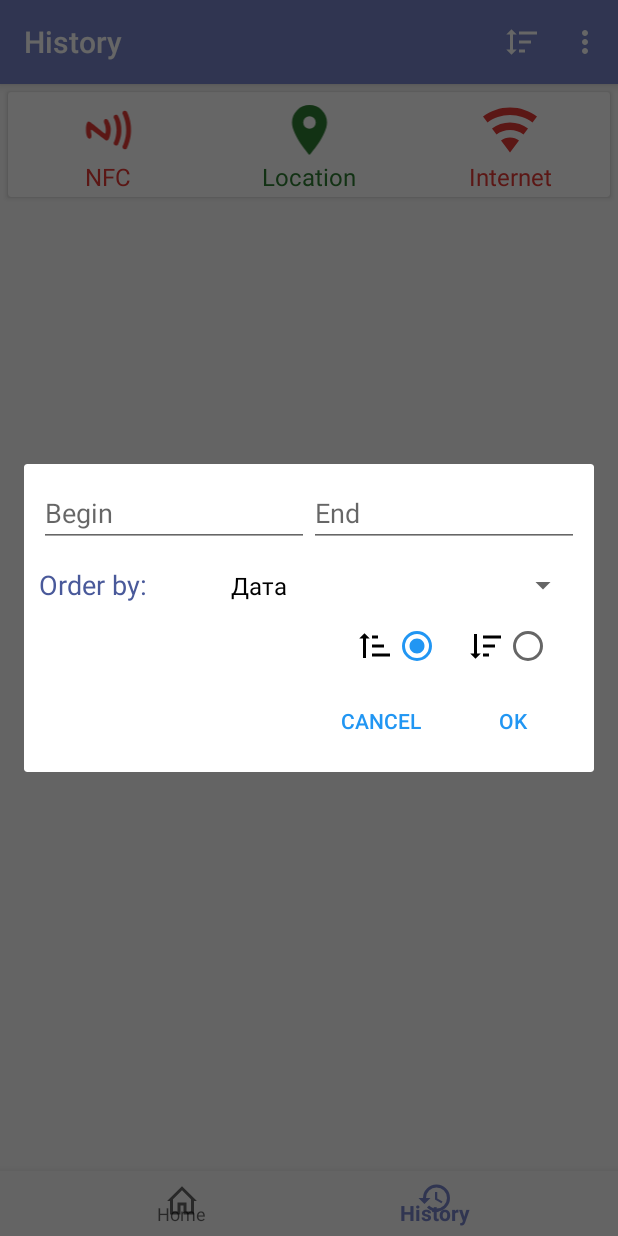
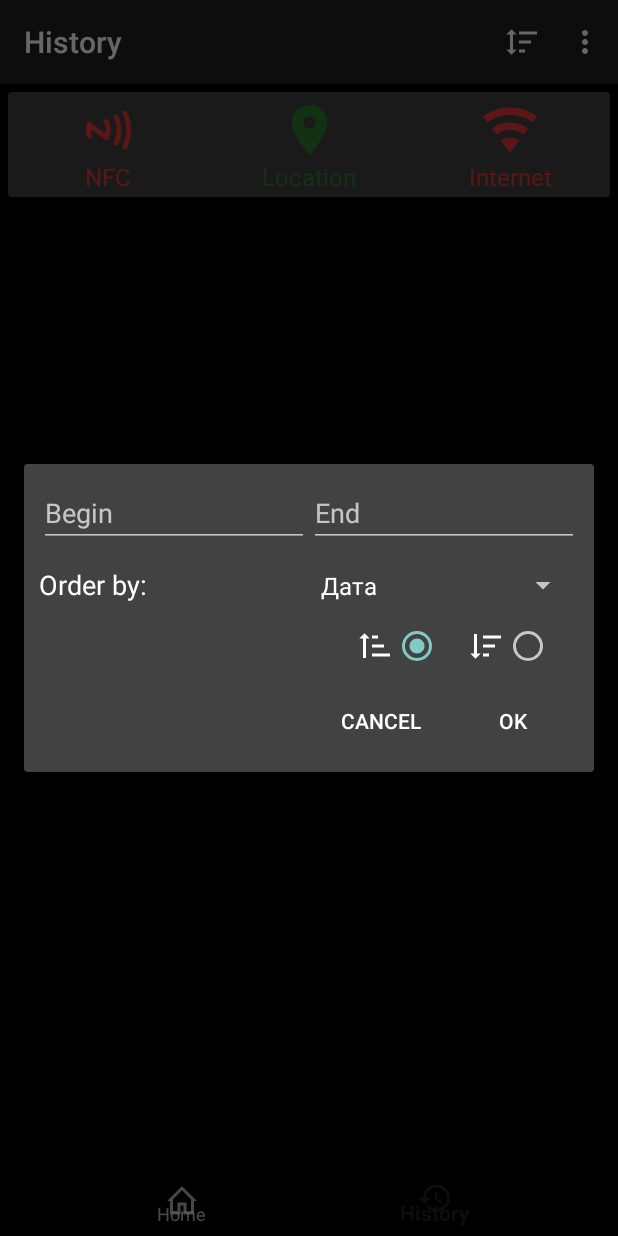
Before and after one commit to OverseerY/FactoryNFCReader, an Android app: the fragment TagsSortDialogFragment placed in its activity, item 2 of the bottom bar chosen, on a phone screen of 412 x 824 dp. Run offline under Robolectric (Android 15) with nearby library versions, the phone set to English and light mode, and no system bars; our stand-ins replace Firebase (no records; nobody signed in at launch, a user with empty details on screens opened directly); libraries missing offline, so code that uses them is left out: com.github.javiersantos.appupdater, com.squareup.okhttp; 7 statements that could not run were skipped.

Commit message:
Added: autoupdate feature

```diff
--- a/app/build.gradle
+++ b/app/build.gradle
@@ -29,6 +29,7 @@ dependencies {
     implementation 'com.google.firebase:firebase-core:16.0.1'
     implementation 'com.google.firebase:firebase-firestore:17.0.4'
     implementation 'com.google.android.gms:play-services-auth:15.0.1'
+    implementation 'com.github.javiersantos:AppUpdater:2.7'
     testImplementation 'junit:junit:4.12'
     androidTestImplementation 'com.android.support.test:runner:1.0.2'
     androidTestImplementation 'com.android.support.test.espresso:espresso-core:3.0.2'
--- a/app/src/main/java/com/yaroslav/factorynfcreader/MainActivity.java
+++ b/app/src/main/java/com/yaroslav/factorynfcreader/MainActivity.java
@@ -41,6 +41,9 @@ import android.widget.ImageView;
 import android.widget.TextView;
 import android.widget.Toast;
 
+import com.github.javiersantos.appupdater.AppUpdater;
+import com.github.javiersantos.appupdater.enums.Display;
+import com.github.javiersantos.appupdater.enums.UpdateFrom;
 import com.google.android.gms.tasks.OnCanceledListener;
 import com.google.android.gms.tasks.OnFailureListener;
 import com.google.android.gms.tasks.OnSuccessListener;
@@ -145,7 +148,8 @@ public class MainActivity extends AppCompatActivity {
 
     @Override
     protected void onCreate(Bundle savedInstanceState) {
-        setTheme(R.style.AppCustomTheme);
+        //setTheme(R.style.AppCustomTheme);
+        setTheme(R.style.DarkTheme);
         super.onCreate(savedInstanceState);
         setContentView(R.layout.activity_main);
 
@@ -211,6 +215,13 @@ public class MainActivity extends AppCompatActivity {
         super.onStart();
 
         displayMainFragment(2, 0);
+
+        new AppUpdater(this)
+                .setUpdateFrom(UpdateFrom.GITHUB)
+                .setGitHubUserAndRepo("OverseerY", "FactoryNFCReader")
+                .setDisplay(Display.DIALOG)
+                .setCancelable(false)
+                .start();
     }
 
     @Override
@@ -221,6 +232,10 @@ public class MainActivity extends AppCompatActivity {
 
         if (isNfcEnabled) {
             listenForNfc();
+        }
+
+        if (isGpsEnabled) {
+            initLocationProvider();
         }
 
     }
--- a/app/src/main/res/drawable/ic_ascending.xml
+++ b/app/src/main/res/drawable/ic_ascending.xml
@@ -4,5 +4,5 @@
     android:width="24dp"
     android:viewportWidth="24"
     android:viewportHeight="24">
-    <path android:fillColor="#000" android:pathData="M10,11V13H18V11H10M10,5V7H14V5H10M10,17V19H22V17H10M6,7H8.5L5,3.5L1.5,7H4V20H6V7Z" />
+    <path android:fillColor="#fff" android:pathData="M10,11V13H18V11H10M10,5V7H14V5H10M10,17V19H22V17H10M6,7H8.5L5,3.5L1.5,7H4V20H6V7Z" />
 </vector>
--- a/app/src/main/res/drawable/ic_descending.xml
+++ b/app/src/main/res/drawable/ic_descending.xml
@@ -4,5 +4,5 @@
     android:width="24dp"
     android:viewportWidth="24"
     android:viewportHeight="24">
-    <path android:fillColor="#000" android:pathData="M10,13V11H18V13H10M10,19V17H14V19H10M10,7V5H22V7H10M6,17H8.5L5,20.5L1.5,17H4V4H6V17Z" />
+    <path android:fillColor="#fff" android:pathData="M10,13V11H18V13H10M10,19V17H14V19H10M10,7V5H22V7H10M6,17H8.5L5,20.5L1.5,17H4V4H6V17Z" />
 </vector>
--- a/app/src/main/res/layout/tag_item.xml
+++ b/app/src/main/res/layout/tag_item.xml
@@ -37,7 +37,7 @@
                 android:gravity="end"
                 android:textSize="16sp"
                 android:layout_marginEnd="5dp"
-                android:textColor="@color/colorIndigoPrimaryDark" />
+                android:textColor="@color/colorBlueTypeOne" />
 
         </LinearLayout>
 
--- a/app/src/main/res/layout/tags_sort_dialog.xml
+++ b/app/src/main/res/layout/tags_sort_dialog.xml
@@ -21,7 +21,7 @@
                 android:inputType="date"
                 android:hint="@string/begin"
                 android:focusable="false"
-                android:textColor="@color/colorIndigoPrimaryDark"
+                android:textColor="@android:color/white"
                 android:layout_weight="1"/>
 
             <EditText
@@ -31,7 +31,7 @@
                 android:inputType="date"
                 android:hint="@string/end"
                 android:focusable="false"
-                android:textColor="@color/colorIndigoPrimaryDark"
+                android:textColor="@android:color/white"
                 android:layout_weight="1"/>
 
             <TextView
@@ -57,9 +57,9 @@
             <TextView
                 android:layout_width="match_parent"
                 android:layout_height="30dp"
-                android:layout_weight="2"
+                android:layout_weight="1"
                 android:gravity="center_vertical"
-                android:textColor="@color/colorIndigoPrimaryDark"
+                android:textColor="@android:color/white"
                 android:textAppearance="?android:attr/textAppearanceMedium"
                 android:text="@string/order_by"/>
 
--- a/app/src/main/res/menu/main_menu.xml
+++ b/app/src/main/res/menu/main_menu.xml
@@ -1,9 +1,5 @@
 <?xml version="1.0" encoding="utf-8"?>
 <menu xmlns:android="http://schemas.android.com/apk/res/android">
-    <item
-        android:id="@+id/test"
-        android:title="@string/test" />
-
     <item
         android:id="@+id/exit"
         android:title="@string/exit" />
--- a/app/src/main/res/values/colors.xml
+++ b/app/src/main/res/values/colors.xml
@@ -1,8 +1,8 @@
 <?xml version="1.0" encoding="utf-8"?>
 <resources>
-    <color name="colorPrimary">#3F51B5</color>
-    <color name="colorPrimaryDark">#303F9F</color>
-    <color name="colorAccent">#FF4081</color>
+    <color name="colorPrimary">#263238</color>
+    <color name="colorPrimaryDark">#000a12</color>
+    <color name="colorAccent">#4f5b62</color>
 
     <color name="colorIndigoPrimary">#7986cb</color>
     <color name="colorIndigoPrimaryDark">#49599a</color>
--- a/app/src/main/res/values/styles.xml
+++ b/app/src/main/res/values/styles.xml
@@ -19,4 +19,15 @@
         <item name="android:windowBackground">@drawable/launch_screen</item>
     </style>
 
+    <style name="DarkTheme" parent="Theme.AppCompat">
+        <item name="android:colorPrimary">@android:color/black</item>
+        <item name="android:colorPrimaryDark">@android:color/black</item>
+        <item name="android:textColorPrimary">@android:color/white</item>
+        <item name="android:colorAccent">@android:color/white</item>
+        <item name="android:color">@android:color/white</item>
+        <item name="android:windowBackground">@android:color/black</item>
+        <item name="android:navigationBarColor">@android:color/black</item>
+        <item name="android:actionBarStyle">@android:color/black</item>
+    </style>
+
 </resources>
--- a/build.gradle
+++ b/build.gradle
@@ -20,6 +20,9 @@ allprojects {
     repositories {
         google()
         jcenter()
+        maven {
+            url "https://jitpack.io"
+        }
     }
 }
 
```
